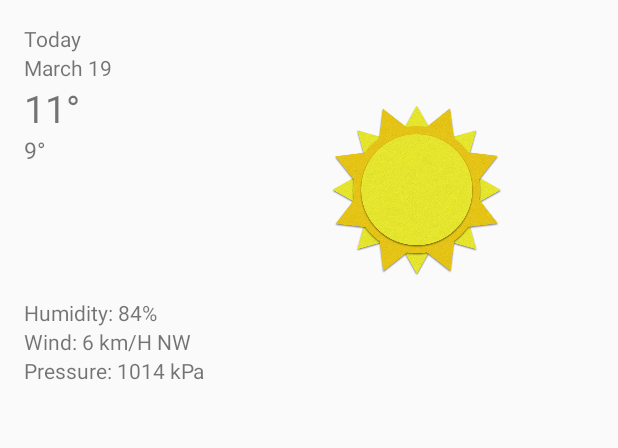
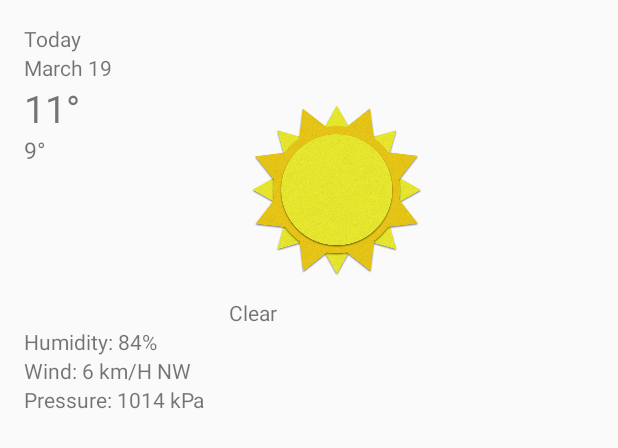
Before and after one commit to damianhinch/Sunshine, an Android app: the layout fragment_detail_view.xml on its own in the app's theme, with its tools: preview values and no code run, on a phone screen of 412 x 824 dp. Shown: the top 448 px of the screen. Run offline under Robolectric (Android 15) with nearby library versions, the phone set to English and light mode, and no system bars.

Commit message:
Use weatherId as an integer and not a string

```diff
--- a/app/src/main/java/com/damianhinch/sunshine/DetailFragment.java
+++ b/app/src/main/java/com/damianhinch/sunshine/DetailFragment.java
@@ -162,7 +162,7 @@ public class DetailFragment extends Fragment implements LoaderManager.LoaderCall
         String humidity = data.getString(COL_WEATHER_HUMIDITY);
         String wind = data.getString(COL_WEATHER_WIND_SPEED);
         String pressure = data.getString(COL_WEATHER_PRESSURE);
-        String weatherId = data.getString(COL_WEATHER_ID);
+        int weatherId = data.getInt(COL_WEATHER_ID);
 
         mForecast = String.format("%s - %s - %s/%s", dateString, weatherDescription, high, low);
 
@@ -172,7 +172,7 @@ public class DetailFragment extends Fragment implements LoaderManager.LoaderCall
         humidityTextView.setText(humidityTextView.getText() + " " + humidity);
         windTextView.setText(windTextView.getText() + " " + wind);
         pressureTextView.setText(pressureTextView.getText() + " " + pressure);
-        conditionImage.setImageResource(Helpers.getArtResourceForWeatherCondition(Integer.parseInt(weatherId)));
+        conditionImage.setImageResource(Helpers.getArtResourceForWeatherCondition(weatherId));
 
 
         TextView detailTextView = (TextView) getView().findViewById(R.id.detail_date_day);
--- a/app/src/main/java/com/damianhinch/sunshine/ForecastAdapter.java
+++ b/app/src/main/java/com/damianhinch/sunshine/ForecastAdapter.java
@@ -90,11 +90,11 @@ public class ForecastAdapter extends CursorAdapter {
         setDescription(cursor, viewHolder);
         setTempMin(context, cursor, viewHolder);
         setTempMax(context, cursor, viewHolder);
-        setImage(context, cursor, viewHolder);
+        setImage(cursor, viewHolder);
 
     }
 
-    private void setImage(Context context, Cursor cursor, ViewHolder viewHolder) {
+    private void setImage(Cursor cursor, ViewHolder viewHolder) {
         int weatherId = cursor.getInt(ForecastFragment.COL_WEATHER_CONDITION_ID);
         final int artResourceForWeatherCondition = Helpers.getArtResourceForWeatherCondition(weatherId);
         viewHolder.iconView.setImageResource(artResourceForWeatherCondition);
--- a/app/src/main/res/layout/fragment_detail_view.xml
+++ b/app/src/main/res/layout/fragment_detail_view.xml
@@ -24,10 +24,11 @@
     <LinearLayout
         android:layout_width="match_parent"
         android:layout_height="wrap_content"
-        android:orientation="horizontal">
+        android:orientation="horizontal"
+        android:baselineAligned="false">
 
         <LinearLayout
-            android:layout_width="match_parent"
+            android:layout_width="wrap_content"
             android:layout_height="match_parent"
             android:layout_weight="1"
             android:orientation="vertical">
@@ -49,9 +50,10 @@
         </LinearLayout>
 
         <LinearLayout
-            android:layout_width="match_parent"
+            android:layout_width="wrap_content"
             android:layout_height="match_parent"
             android:layout_weight="1"
+            android:layout_gravity="center"
             android:orientation="vertical">
 
             <ImageView
@@ -63,7 +65,7 @@
             <TextView
                 android:id="@+id/detail_weather_condition"
                 android:layout_width="wrap_content"
-                android:layout_height="0dp"
+                android:layout_height="wrap_content"
                 tools:text="Clear" />
 
         </LinearLayout>
```
